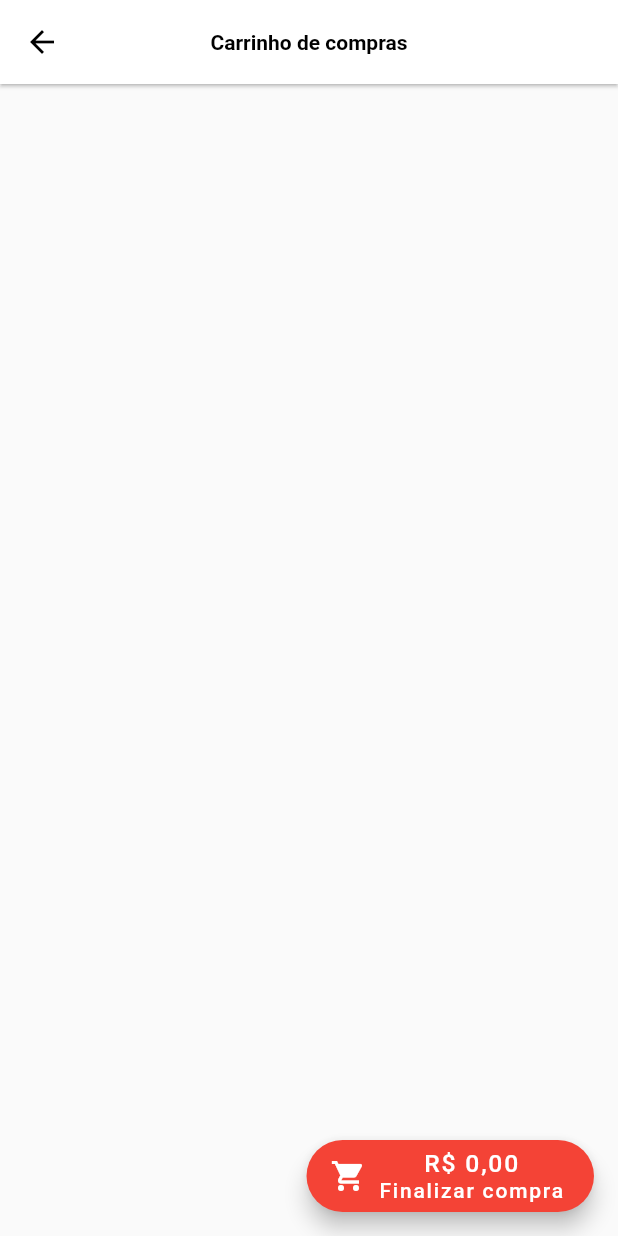
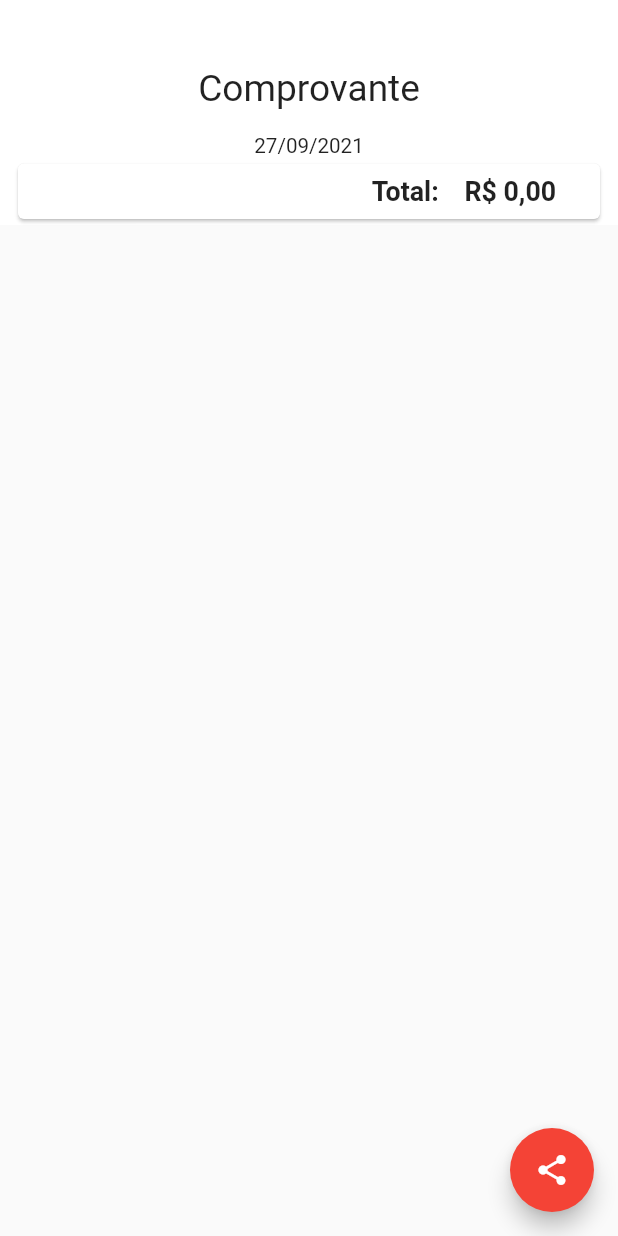
Before and after one commit to jamesldr/frameworkshop, a Flutter app: the CartPage screen opened by its route, after a tap on an icon or button, on a phone screen of 412 x 824 dp. Run offline on Flutter 3.47's test engine with Material 2 defaults, Android fonts, the phone set to English and light mode, and no system bars; drawn by our look-alikes of screenshot; our stand-ins replace dio, flutter_mobx, flutter_modular, mobx, pdf, share_plus and 1 more; generated files the repository leaves out were written again.

Commit message:
feature: comprovante pdf

```diff
--- a/lib/app/app_module.dart
+++ b/lib/app/app_module.dart
@@ -3,6 +3,7 @@ import 'package:flutter_modular/flutter_modular.dart';
 import 'package:frameworkshop/app/repository/repository.dart';
 
 import 'modules/cart/cart_module.dart';
+import 'modules/checkout/checkout_module.dart';
 import 'modules/feed/feed_module.dart';
 import 'modules/home/home_module.dart';
 import 'modules/login/login_module.dart';
@@ -19,5 +20,6 @@ class AppModule extends Module {
     ModuleRoute('/login', module: LoginModule()),
     ModuleRoute('/feed', module: FeedModule()),
     ModuleRoute('/cart', module: CartModule()),
+    ModuleRoute('/checkout', module: CheckoutModule()),
   ];
 }
--- a/lib/app/modules/cart/cart_page.dart
+++ b/lib/app/modules/cart/cart_page.dart
@@ -38,7 +38,9 @@ class CartPageState extends State<CartPage> {
     return Scaffold(
       floatingActionButton: Observer(builder: (_) {
         return FloatingActionButton.extended(
-          onPressed: () {},
+          onPressed: () {
+            Modular.to.pushNamed('/checkout');
+          },
           icon: const Icon(Icons.shopping_cart),
           label: Column(
             children: [
--- /dev/null
+++ b/lib/app/modules/checkout/checkout_page.dart
@@ -0,0 +1,184 @@
+import 'package:flutter_mobx/flutter_mobx.dart';
+import 'package:flutter_modular/flutter_modular.dart';
+import 'package:frameworkshop/app/modules/checkout/checkout_store.dart';
+import 'package:flutter/material.dart';
+import 'package:frameworkshop/app/modules/feed/feed_store.dart';
+import 'package:intl/date_symbol_data_local.dart';
+import 'package:intl/intl.dart';
+import 'package:screenshot/screenshot.dart';
+import 'package:sizer/sizer.dart';
+
+class CheckoutPage extends StatefulWidget {
+  final String title;
+  const CheckoutPage({Key? key, this.title = ''}) : super(key: key);
+  @override
+  CheckoutPageState createState() => CheckoutPageState();
+}
+
+class CheckoutPageState extends State<CheckoutPage> {
+  final CheckoutStore store = Modular.get();
+  final ScreenshotController ssController = ScreenshotController();
+
+  @override
+  Widget build(BuildContext context) {
+    final FeedStore feedStore = Modular.get();
+    final formatCurrency = NumberFormat.simpleCurrency();
+
+    return Scaffold(
+      floatingActionButton: FloatingActionButton(
+        child: const Icon(Icons.share),
+        onPressed: () async =>
+            await store.screenshot(screenshotController: ssController),
+      ),
+      body: Scrollbar(
+        child: SingleChildScrollView(
+          child: Screenshot(
+            controller: ssController,
+            child: Container(
+              color: Colors.white,
+              child: RepaintBoundary(
+                child: Column(
+                  children: <Widget>[
+                    const SizedBox(height: 28),
+                    Padding(
+                      padding: const EdgeInsets.all(16.0),
+                      child: Center(
+                        child: Text(
+                          'Comprovante',
+                          style: TextStyle(fontSize: 18.sp),
+                        ),
+                      ),
+                    ),
+                    Center(
+                      child: Text(
+                        DateFormat('dd/MM/y').format(DateTime.now()),
+                        style: TextStyle(fontSize: 10.sp),
+                      ),
+                    ),
+                    FutureBuilder(
+                        future: store.populateInvoice(),
+                        builder: (context, snapshot) {
+                          return Observer(builder: (_) {
+                            return ListView.builder(
+                              shrinkWrap: true,
+                              physics: const NeverScrollableScrollPhysics(),
+                              itemCount: store.itens.length,
+                              itemBuilder: (BuildContext context, int i) {
+                                return Padding(
+                                  padding: const EdgeInsets.symmetric(
+                                      horizontal: 8.0),
+                                  child: Card(
+                                    child: Padding(
+                                      padding: const EdgeInsets.all(8.0),
+                                      child: Row(
+                                        mainAxisAlignment:
+                                            MainAxisAlignment.spaceBetween,
+                                        children: [
+                                          SizedBox(
+                                              width: 30.w,
+                                              child: Text(
+                                                store.itens[i],
+                                                style:
+                                                    TextStyle(fontSize: 11.sp),
+                                              )),
+                                          SizedBox(
+                                            width: 30.w,
+                                            child: Text(
+                                              'Unidades: ' +
+                                                  store.amount[i].toString(),
+                                              style: TextStyle(fontSize: 11.sp),
+                                            ),
+                                          ),
+                                          Column(
+                                            children: [
+                                              SizedBox(
+                                                width: 15.w,
+                                                child: Text(
+                                                  '${store.amount[i]} x R\$ ' +
+                                                      formatCurrency
+                                                          .format(
+                                                              store.price[i])
+                                                          .toString()
+                                                          .replaceAll(',', '')
+                                                          .replaceAll('.', ',')
+                                                          .replaceAll('\$', ''),
+                                                  style:
+                                                      TextStyle(fontSize: 7.sp),
+                                                ),
+                                              ),
+                                              SizedBox(
+                                                width: 15.w,
+                                                child: Text(
+                                                  'R\$ ' +
+                                                      formatCurrency
+                                                          .format(store
+                                                                  .amount[i] *
+                                                              store.price[i])
+                                                          .toString()
+                                                          .replaceAll(',', '')
+                                                          .replaceAll('.', ',')
+                                                          .replaceAll('\$', ''),
+                                                  style: TextStyle(
+                                                      fontSize: 11.sp),
+                                                ),
+                                              ),
+                                            ],
+                                          ),
+                                        ],
+                                      ),
+                                    ),
+                                  ),
+                                );
+                              },
+                            );
+                          });
+                        }),
+                    Padding(
+                      padding: const EdgeInsets.symmetric(horizontal: 8.0),
+                      child: Card(
+                        child: Padding(
+                          padding: const EdgeInsets.all(8.0),
+                          child: Row(
+                            mainAxisAlignment: MainAxisAlignment.end,
+                            children: [
+                              SizedBox(
+                                width: 15.w,
+                                child: Text(
+                                  'Total:',
+                                  style: TextStyle(
+                                    fontSize: 13.sp,
+                                    fontWeight: FontWeight.bold,
+                                  ),
+                                ),
+                              ),
+                              SizedBox(
+                                width: 20.w,
+                                child: Text(
+                                  'R\$ ' +
+                                      formatCurrency
+                                          .format(store.totalPrice)
+                                          .toString()
+                                          .replaceAll(',', '')
+                                          .replaceAll('.', ',')
+                                          .replaceAll('\$', ''),
+                                  style: TextStyle(
+                                    fontSize: 13.sp,
+                                    fontWeight: FontWeight.bold,
+                                  ),
+                                ),
+                              ),
+                            ],
+                          ),
+                        ),
+                      ),
+                    )
+                  ],
+                ),
+              ),
+            ),
+          ),
+        ),
+      ),
+    );
+  }
+}
--- a/pubspec.yaml
+++ b/pubspec.yaml
@@ -44,6 +44,10 @@ dependencies:
   json_serializable: ^5.0.2
   intl: ^0.17.0
   flutter_staggered_grid_view: ^0.4.0
+  screenshot: ^1.2.3
+  pdf: ^3.6.0
+  path_provider: ^2.0.5
+  share_plus: ^2.1.4
 
 dev_dependencies:
   flutter_test:
```
Also changed, not shown: lib/app/modules/checkout/checkout_module.dart (added, +16 -0 lines), lib/app/modules/checkout/checkout_store.dart (added, +85 -0 lines), lib/app/modules/feed/feed_app_bar.dart (+11 -16 lines), lib/app/modules/checkout/checkout_store.g.dart (added), pubspec.lock, 7 other files.
